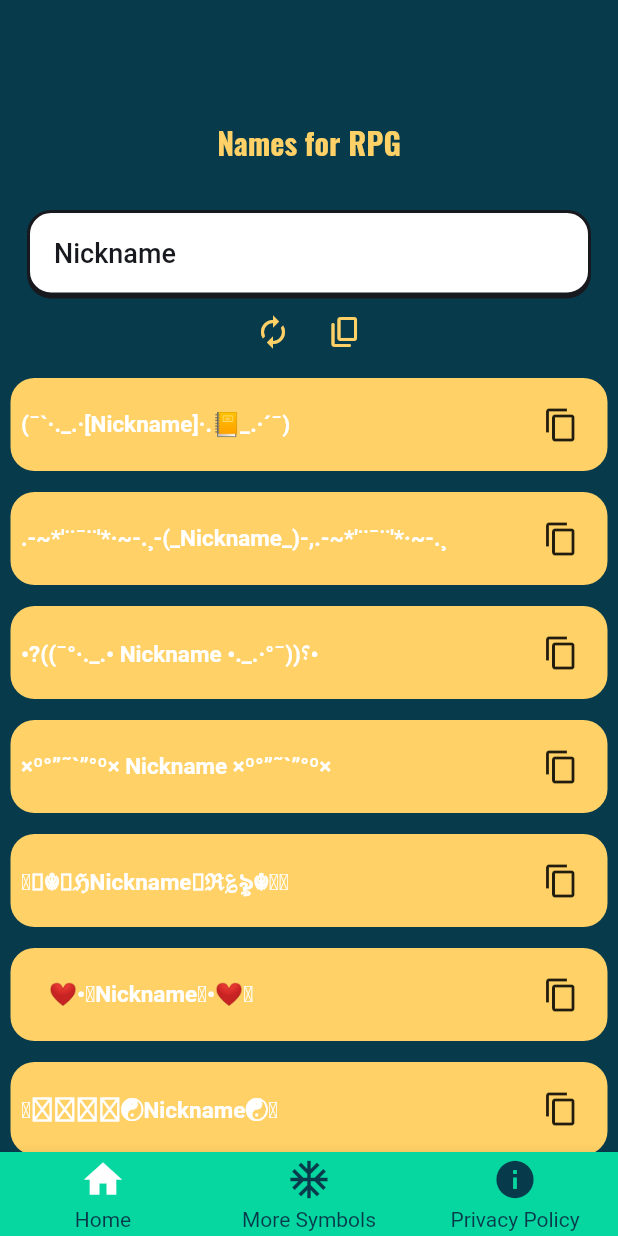
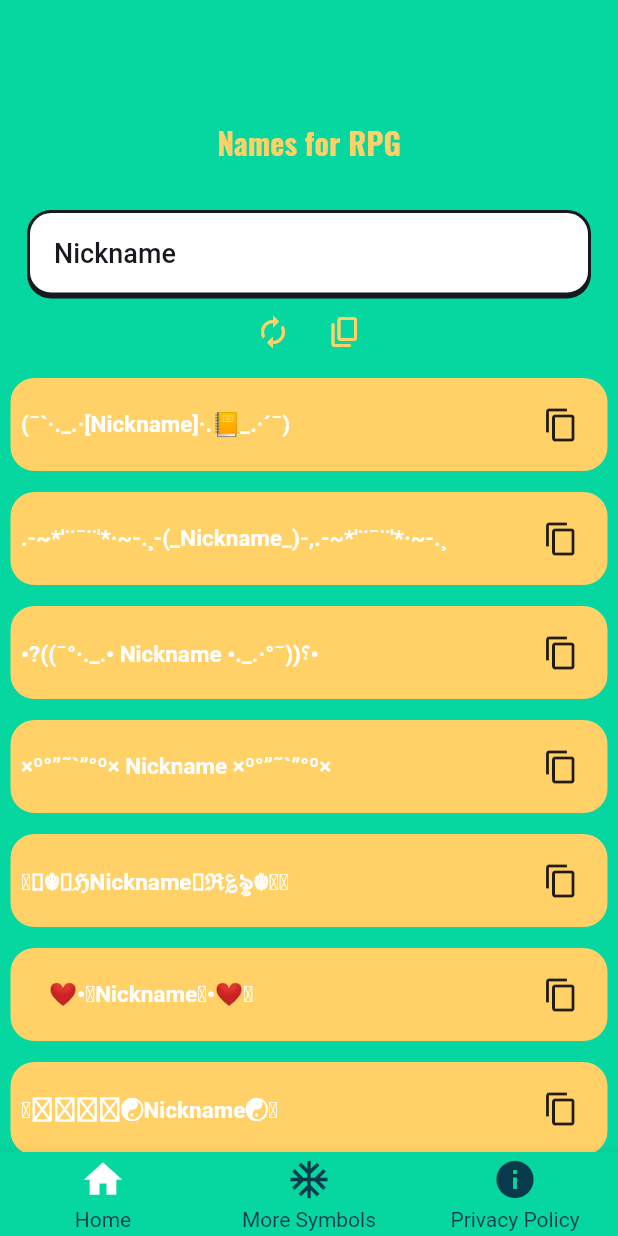
Before and after one commit to Blast06/nickname_generator, a Flutter app: the HomePage screen opened directly, on a phone screen of 412 x 824 dp. Run offline on Flutter 3.47's test engine with Material 2 defaults, Android fonts, the phone set to English and light mode, and no system bars; drawn by our look-alikes of custom_navigation_bar; our stand-ins replace basic_utils, device_preview, faker, firebase_core, firebase_crashlytics, flutter_markdown and 8 more; missing offline and left inert: dart:ffi; accounts and stored records are empty; statements that could not run were skipped.

Commit message:
changed color and a method name

```diff
--- a/lib/ui/pages/home_page.dart
+++ b/lib/ui/pages/home_page.dart
@@ -36,7 +36,7 @@ class HomePage extends StatelessWidget {
         if (Platform.isIOS) hc.hideKeyboard(context);
       },
       child: Scaffold(
-        backgroundColor: appThemeData.highlightColor,
+        backgroundColor: appThemeData.primaryColor,
         // appBar: AppBar(
         //   title: Text('Nickname Generator'),
         // ),
@@ -77,7 +77,7 @@ class HomePage extends StatelessWidget {
                 children: [
                   IconButton(
                       icon: Icon(Icons.autorenew),
-                      onPressed: () => hc.generateRandomNickName(),
+                      onPressed: () => hc.generateRandomNames(1),
                       color: appThemeData.accentColor),
                   IconButton(
                       icon: Icon(Icons.copy_rounded),
```
